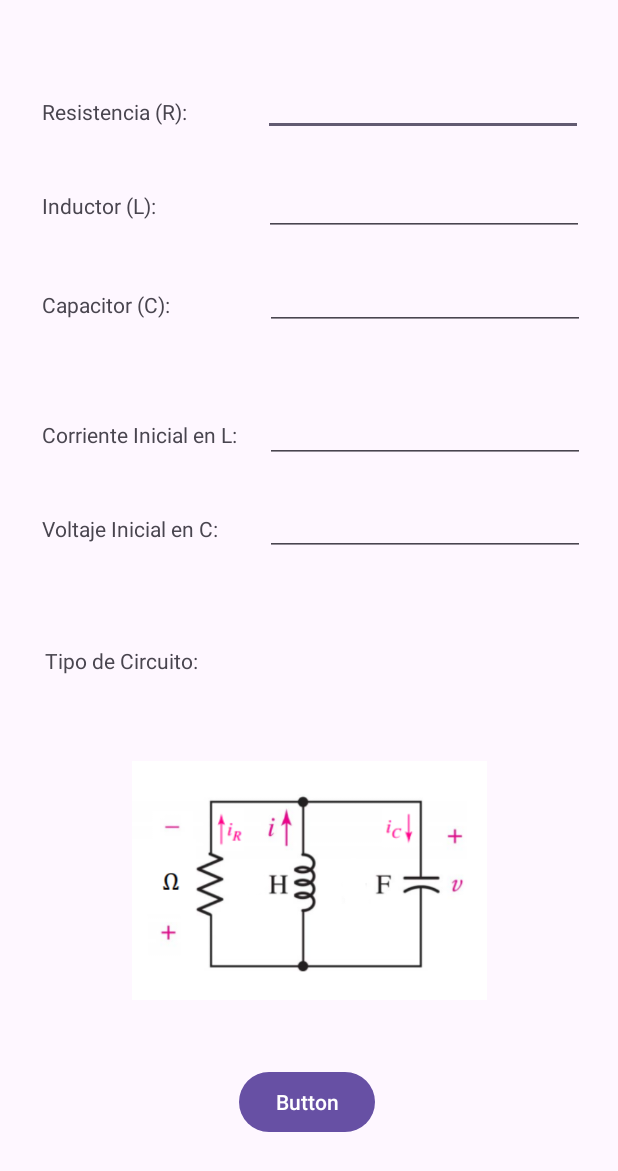
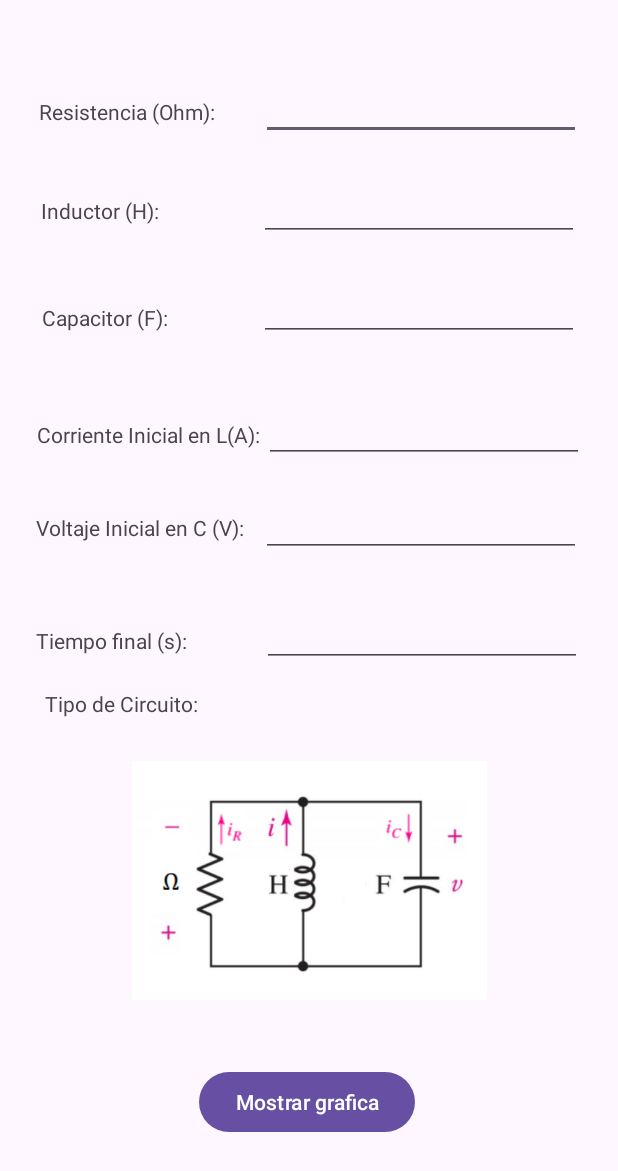
Before and after one commit to MarckXsX/Proyecto-DSM-CircuitoRLC, an Android app: the DatosActivity screen opened directly, with no data from a screen before it, on a phone screen of 412 x 824 dp. Shown: the top 1171 px of the screen. Run offline under Robolectric (Android 15) with nearby library versions, the phone set to English and light mode, and no system bars.

Commit message:
Funcion para graficar lista, modificar elemento a graficar

```diff
--- a/app/build.gradle.kts
+++ b/app/build.gradle.kts
@@ -41,6 +41,8 @@ dependencies {
     implementation("androidx.appcompat:appcompat:1.6.1")
     implementation("com.google.android.material:material:1.11.0")
     implementation("androidx.constraintlayout:constraintlayout:2.1.4")
+    implementation ("com.jjoe64:graphview:4.2.2")
+    implementation("androidx.activity:activity:1.8.0")
     testImplementation("junit:junit:4.13.2")
     androidTestImplementation("androidx.test.ext:junit:1.1.5")
     androidTestImplementation("androidx.test.espresso:espresso-core:3.5.1")
--- a/app/src/main/AndroidManifest.xml
+++ b/app/src/main/AndroidManifest.xml
@@ -12,6 +12,10 @@
         android:supportsRtl="true"
         android:theme="@style/Theme.CircuitoRLC"
         tools:targetApi="31">
+
+        <activity
+            android:name=".Graficar"
+            android:exported="false" />
         <activity
             android:name=".DatosActivity"
             android:exported="false" />
--- a/app/src/main/java/com/example/circuitorlc/DatosActivity.kt
+++ b/app/src/main/java/com/example/circuitorlc/DatosActivity.kt
@@ -1,7 +1,9 @@
 package com.example.circuitorlc
 
+import android.content.Intent
 import androidx.appcompat.app.AppCompatActivity
 import android.os.Bundle
+import android.widget.Button
 import android.widget.EditText
 import android.widget.ImageView
 import android.widget.TextView
@@ -13,17 +15,15 @@ lateinit var Inductor: EditText
 lateinit var Capacitor: EditText
 lateinit var Corriente: EditText
 lateinit var Voltaje: EditText
-
+lateinit var BotonCalcular: Button
+lateinit var TxtTiempo : EditText
 lateinit var Foto: ImageView
 
 class DatosActivity : AppCompatActivity() {
     override fun onCreate(savedInstanceState: Bundle?) {
         super.onCreate(savedInstanceState)
         setContentView(R.layout.activity_datos)
-
         val datoRecibido = intent.getStringExtra("TipoCircuito")
-
-
         if(datoRecibido == "Serie"){
             TipoCircuito = findViewById(R.id.LblCircuito)
             TipoCircuito.setText(datoRecibido)
@@ -39,8 +39,32 @@ class DatosActivity : AppCompatActivity() {
 
         }
 
+        Resistencia = findViewById(R.id.TxtResistencia)
+        Inductor = findViewById(R.id.TxtInductor)
+        Capacitor = findViewById(R.id.TxtCapacitor)
+        Corriente = findViewById(R.id.TxtCorriente)
+        Voltaje = findViewById(R.id.TxtVoltaje)
+        TxtTiempo = findViewById(R.id.txtTiempoFinal)
 
+
+
+        val intentGraf = Intent(this,Graficar::class.java)
+        BotonCalcular = findViewById(R.id.btnGraficar)
+        BotonCalcular.setOnClickListener {
+            val r = Resistencia.text.toString()
+            val inductancia = Inductor.text.toString()
+            val capacitancia = Capacitor.text.toString()
+            val voltI = Voltaje.text.toString()
+            val corrienteI = Corriente.text.toString()
+            val tiempo = TxtTiempo.text.toString()
+            intentGraf.putExtra("R",r)
+            intentGraf.putExtra("L", inductancia)
+            intentGraf.putExtra("C", capacitancia)
+            intentGraf.putExtra("v0",voltI)
+            intentGraf.putExtra("i0",corrienteI)
+            intentGraf.putExtra("tf",tiempo)
+            startActivity(intentGraf)
+        }
     }
 
-
 }
--- a/app/src/main/res/layout/activity_datos.xml
+++ b/app/src/main/res/layout/activity_datos.xml
@@ -16,7 +16,7 @@
         app:layout_constraintHorizontal_bias="0.097"
         app:layout_constraintStart_toStartOf="parent"
         app:layout_constraintTop_toTopOf="parent"
-        app:layout_constraintVertical_bias="0.535" />
+        app:layout_constraintVertical_bias="0.571" />
 
     <TextView
         android:id="@+id/LblCapacitor"
@@ -25,24 +25,24 @@
         android:text="@string/Capacitor"
         app:layout_constraintBottom_toBottomOf="parent"
         app:layout_constraintEnd_toEndOf="parent"
-        app:layout_constraintHorizontal_bias="0.086"
+        app:layout_constraintHorizontal_bias="0.085"
         app:layout_constraintStart_toStartOf="parent"
         app:layout_constraintTop_toTopOf="parent"
-        app:layout_constraintVertical_bias="0.24" />
+        app:layout_constraintVertical_bias="0.251" />
 
     <EditText
         android:id="@+id/TxtResistencia"
         android:layout_width="wrap_content"
         android:layout_height="wrap_content"
         android:ems="10"
-        android:inputType="text"
+        android:inputType="number|numberDecimal"
         android:text=""
         app:layout_constraintBottom_toBottomOf="parent"
         app:layout_constraintEnd_toEndOf="parent"
-        app:layout_constraintHorizontal_bias="0.689"
+        app:layout_constraintHorizontal_bias="0.551"
         app:layout_constraintStart_toEndOf="@+id/lblResistencia"
         app:layout_constraintTop_toTopOf="parent"
-        app:layout_constraintVertical_bias="0.058" />
+        app:layout_constraintVertical_bias="0.062" />
 
     <TextView
         android:id="@+id/LblCorrienteInicial"
@@ -51,7 +51,7 @@
         android:text="@string/Corriente"
         app:layout_constraintBottom_toBottomOf="parent"
         app:layout_constraintEnd_toEndOf="parent"
-        app:layout_constraintHorizontal_bias="0.1"
+        app:layout_constraintHorizontal_bias="0.093"
         app:layout_constraintStart_toStartOf="parent"
         app:layout_constraintTop_toTopOf="parent"
         app:layout_constraintVertical_bias="0.348" />
@@ -63,10 +63,10 @@
         android:text="@string/Voltaje"
         app:layout_constraintBottom_toBottomOf="parent"
         app:layout_constraintEnd_toEndOf="parent"
-        app:layout_constraintHorizontal_bias="0.095"
+        app:layout_constraintHorizontal_bias="0.088"
         app:layout_constraintStart_toStartOf="parent"
         app:layout_constraintTop_toTopOf="parent"
-        app:layout_constraintVertical_bias="0.426" />
+        app:layout_constraintVertical_bias="0.425" />
 
     <TextView
         android:id="@+id/LblInductor"
@@ -75,63 +75,63 @@
         android:text="@string/Inductor"
         app:layout_constraintBottom_toBottomOf="parent"
         app:layout_constraintEnd_toEndOf="parent"
-        app:layout_constraintHorizontal_bias="0.083"
+        app:layout_constraintHorizontal_bias="0.081"
         app:layout_constraintStart_toStartOf="parent"
         app:layout_constraintTop_toTopOf="parent"
-        app:layout_constraintVertical_bias="0.158" />
+        app:layout_constraintVertical_bias="0.162" />
 
     <EditText
         android:id="@+id/TxtVoltaje"
         android:layout_width="wrap_content"
         android:layout_height="wrap_content"
         android:ems="10"
-        android:inputType="text"
+        android:inputType="number|numberDecimal"
         android:text=""
         app:layout_constraintBottom_toBottomOf="parent"
         app:layout_constraintEnd_toEndOf="parent"
-        app:layout_constraintHorizontal_bias="0.592"
+        app:layout_constraintHorizontal_bias="0.315"
         app:layout_constraintStart_toEndOf="@+id/LblVoltajeInicial"
         app:layout_constraintTop_toTopOf="parent"
-        app:layout_constraintVertical_bias="0.418" />
+        app:layout_constraintVertical_bias="0.419" />
 
     <EditText
         android:id="@+id/TxtInductor"
         android:layout_width="wrap_content"
         android:layout_height="wrap_content"
         android:ems="10"
-        android:inputType="text"
+        android:inputType="number|numberDecimal"
         android:text=""
         app:layout_constraintBottom_toBottomOf="parent"
         app:layout_constraintEnd_toEndOf="parent"
-        app:layout_constraintHorizontal_bias="0.76"
+        app:layout_constraintHorizontal_bias="0.721"
         app:layout_constraintStart_toEndOf="@+id/LblInductor"
         app:layout_constraintTop_toTopOf="parent"
-        app:layout_constraintVertical_bias="0.144" />
+        app:layout_constraintVertical_bias="0.148" />
 
     <EditText
         android:id="@+id/TxtCapacitor"
         android:layout_width="wrap_content"
         android:layout_height="wrap_content"
         android:ems="10"
-        android:inputType="text"
+        android:inputType="number|numberDecimal"
         android:text=""
         app:layout_constraintBottom_toBottomOf="parent"
         app:layout_constraintEnd_toEndOf="parent"
-        app:layout_constraintHorizontal_bias="0.744"
+        app:layout_constraintHorizontal_bias="0.702"
         app:layout_constraintStart_toEndOf="@+id/LblCapacitor"
         app:layout_constraintTop_toTopOf="parent"
-        app:layout_constraintVertical_bias="0.224" />
+        app:layout_constraintVertical_bias="0.234" />
 
     <EditText
         android:id="@+id/TxtCorriente"
         android:layout_width="wrap_content"
         android:layout_height="wrap_content"
         android:ems="10"
-        android:inputType="text"
+        android:inputType="number|numberDecimal"
         android:text=""
         app:layout_constraintBottom_toBottomOf="parent"
         app:layout_constraintEnd_toEndOf="parent"
-        app:layout_constraintHorizontal_bias="0.463"
+        app:layout_constraintHorizontal_bias="0.103"
         app:layout_constraintStart_toEndOf="@+id/LblCorrienteInicial"
         app:layout_constraintTop_toTopOf="parent"
         app:layout_constraintVertical_bias="0.338" />
@@ -155,16 +155,16 @@
         android:text=""
         app:layout_constraintBottom_toBottomOf="parent"
         app:layout_constraintEnd_toEndOf="parent"
-        app:layout_constraintHorizontal_bias="0.476"
+        app:layout_constraintHorizontal_bias="0.48"
         app:layout_constraintStart_toEndOf="@+id/LblTipoCircuito"
         app:layout_constraintTop_toTopOf="parent"
-        app:layout_constraintVertical_bias="0.535" />
+        app:layout_constraintVertical_bias="0.571" />
 
     <Button
-        android:id="@+id/button"
+        android:id="@+id/btnGraficar"
         android:layout_width="wrap_content"
         android:layout_height="wrap_content"
-        android:text="Button"
+        android:text="@string/Btn_Calcular"
         app:layout_constraintBottom_toBottomOf="parent"
         app:layout_constraintEnd_toEndOf="parent"
         app:layout_constraintHorizontal_bias="0.496"
@@ -183,4 +183,50 @@
         app:layout_constraintVertical_bias="0.763"
         app:srcCompat="@drawable/paralelo" />
 
+    <androidx.constraintlayout.widget.Guideline
+        android:id="@+id/guideline"
+        android:layout_width="wrap_content"
+        android:layout_height="wrap_content"
+        android:orientation="horizontal"
+        app:layout_constraintGuide_begin="20dp" />
+
+    <TextView
+        android:id="@+id/textView"
+        android:layout_width="wrap_content"
+        android:layout_height="wrap_content"
+        android:text="Tiempo final (s):"
+        app:layout_constraintBottom_toBottomOf="parent"
+        app:layout_constraintEnd_toEndOf="parent"
+        app:layout_constraintHorizontal_bias="0.077"
+        app:layout_constraintStart_toStartOf="parent"
+        app:layout_constraintTop_toTopOf="parent"
+        app:layout_constraintVertical_bias="0.519" />
+
+    <EditText
+        android:id="@+id/txtTiempoFinal"
+        android:layout_width="wrap_content"
+        android:layout_height="wrap_content"
+        android:ems="10"
+        android:inputType="numberDecimal"
+        app:layout_constraintBottom_toBottomOf="parent"
+        app:layout_constraintEnd_toEndOf="parent"
+        app:layout_constraintHorizontal_bias="0.675"
+        app:layout_constraintStart_toEndOf="@+id/textView"
+        app:layout_constraintTop_toTopOf="parent"
+        app:layout_constraintVertical_bias="0.513" />
+
+    <androidx.constraintlayout.widget.Barrier
+        android:id="@+id/barrier"
+        android:layout_width="wrap_content"
+        android:layout_height="wrap_content"
+        app:barrierDirection="left"
+        app:constraint_referenced_ids="txtTiempoFinal,TxtVoltaje,TxtCorriente,TxtCapacitor,TxtInductor,TxtResistencia" />
+
+    <androidx.constraintlayout.widget.Guideline
+        android:id="@+id/guideline2"
+        android:layout_width="wrap_content"
+        android:layout_height="wrap_content"
+        android:orientation="vertical"
+        app:layout_constraintGuide_begin="20dp" />
+
 </androidx.constraintlayout.widget.ConstraintLayout>
--- a/app/src/main/res/values/strings.xml
+++ b/app/src/main/res/values/strings.xml
@@ -4,11 +4,14 @@
     <string name="Sub_Titulo">Permite graficar la respuesta natural de un Circuito RLC</string>
     <string name="Opciones">Selecione el tipo de Circuito:</string>
     <string name="Serie">Serie</string>
+    <string name="Resistencia">Resistencia (Ohm):</string>
+    <string name="Inductor">Inductor (H):</string>
+    <string name="Capacitor">Capacitor (F):</string>
+    <string name="Corriente">Corriente Inicial en L(A):</string>
+    <string name="Voltaje">Voltaje Inicial en C (V):</string>
+    <string name="TipoCircuito">Tipo de Circuito:</string>
+    <!--> Activity de circuito paralelo </-->
     <string name="Paralelo">Paralelo</string>
-    <string name="Resistencia">Resistencia (R):</string>
-    <string name="Inductor">Inductor (L):</string>
-    <string name="Capacitor">Capacitor (C):</string>
-    <string name="Corriente">Corriente Inicial en L:</string>
-    <string name="Voltaje">Voltaje Inicial en C:</string>
-    <string name="TipoCircuito">Tipo de Circuito:</string>
+    <string name="Btn_Calcular">Mostrar grafica</string>
+    <string name="Lbl_Tiempo">Tiempo final (s)</string>
 </resources>
--- a/gradle.properties
+++ b/gradle.properties
@@ -17,6 +17,7 @@ org.gradle.jvmargs=-Xmx2048m -Dfile.encoding=UTF-8
 android.useAndroidX=true
 # Kotlin code style for this project: "official" or "obsolete":
 kotlin.code.style=official
+android.enableJetifier=true
 # Enables namespacing of each library's R class so that its R class includes only the
 # resources declared in the library itself and none from the library's dependencies,
 # thereby reducing the size of the R class for that library
```
Also changed, not shown: app/src/main/java/Calculo/RLCParalelo.java (added, +42 -0 lines), app/src/main/java/com/example/circuitorlc/Graficar.java (added, +93 -0 lines), app/src/main/res/layout/activity_graficar.xml (added, +32 -0 lines), app/src/main/res/layout/activity_main.xml (+30 -29 lines).
